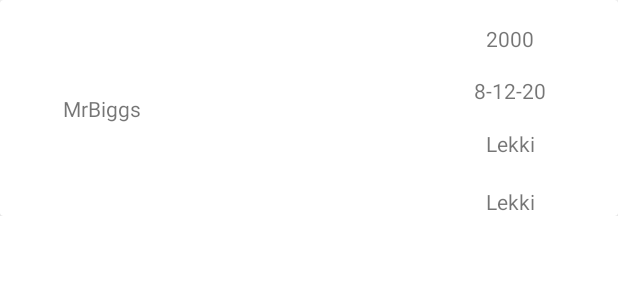
After one commit to sterlingking1990/GiftinApp, an Android app: the layout single_item_redeemed_customer.xml on its own in the app's theme, with its tools: preview values and no code run, on a phone screen of 412 x 824 dp. The commit adds this screen. Shown: the top 300 px of the screen. Run offline under Robolectric (Android 15) with nearby library versions, the phone set to English and light mode, and no system bars.

Commit message:
giftin authority redeemeed customer list

```diff
--- a/app/src/main/java/com/giftinapp/merchant/SettingsFragment.java
+++ b/app/src/main/java/com/giftinapp/merchant/SettingsFragment.java
@@ -44,7 +44,7 @@ public class SettingsFragment extends Fragment {
 
         etPhoneNumber1=view.findViewById(R.id.et_phone_number_1);
         etPhoneNumber2=view.findViewById(R.id.et_phone_number_2);
-        etAddress=view.findViewById(R.id.et_address);
+        etAddress=view.findViewById(R.id.et_delivery_info_address);
         btnUpdateInfo=view.findViewById(R.id.btn_update_info);
 
 
--- a/app/src/main/res/layout/fragment_settings.xml
+++ b/app/src/main/res/layout/fragment_settings.xml
@@ -73,14 +73,14 @@
             android:orientation="horizontal">
 
             <TextView
-                android:id="@+id/tv_address"
+                android:id="@+id/tv_delivery_info_address"
                 android:layout_width="wrap_content"
                 android:layout_height="wrap_content"
                 android:text="Address"
                 android:textSize="20sp" />
 
             <EditText
-                android:id="@+id/et_address"
+                android:id="@+id/et_delivery_info_address"
                 android:layout_width="match_parent"
                 android:layout_height="wrap_content" />
 
--- /dev/null
+++ b/app/src/main/res/layout/single_item_redeemed_customer.xml
@@ -0,0 +1,86 @@
+<?xml version="1.0" encoding="utf-8"?>
+<androidx.constraintlayout.widget.ConstraintLayout xmlns:android="http://schemas.android.com/apk/res/android"
+    xmlns:tools="http://schemas.android.com/tools"
+    android:layout_width="match_parent"
+    android:layout_height="wrap_content"
+    xmlns:app="http://schemas.android.com/apk/res-auto">
+
+
+    <androidx.cardview.widget.CardView
+        android:layout_width="match_parent"
+        android:layout_height="match_parent"
+        app:layout_constraintTop_toTopOf="parent"
+        app:layout_constraintEnd_toEndOf="parent"
+        android:elevation="8dp"
+        app:layout_constraintBottom_toBottomOf="parent"
+        app:layout_constraintStart_toStartOf="parent">
+
+        <androidx.constraintlayout.widget.ConstraintLayout
+            android:layout_width="match_parent"
+            android:layout_height="match_parent">
+
+            <TextView
+                android:id="@+id/tv_redeemed_customer_email"
+                android:layout_width="wrap_content"
+                android:layout_height="wrap_content"
+                android:layout_marginTop="32dp"
+                android:text="MrBiggs"
+                android:textSize="14sp"
+                app:layout_constraintBottom_toBottomOf="parent"
+                app:layout_constraintEnd_toStartOf="@+id/tv_amount_redeemed"
+                app:layout_constraintHorizontal_bias="0.155"
+                app:layout_constraintStart_toStartOf="parent"
+                app:layout_constraintTop_toTopOf="parent"
+                app:layout_constraintVertical_bias="0.333" />
+
+            <TextView
+                android:id="@+id/tv_amount_redeemed"
+                android:layout_width="wrap_content"
+                android:layout_height="wrap_content"
+                android:layout_marginTop="16dp"
+                android:layout_marginEnd="56dp"
+                android:layout_marginBottom="10dp"
+                android:text="2000"
+                app:layout_constraintBottom_toTopOf="@+id/tv_redeemed_customer_contact_1"
+                app:layout_constraintEnd_toEndOf="parent"
+                app:layout_constraintTop_toTopOf="parent" />
+
+            <TextView
+                android:id="@+id/tv_redeemed_customer_contact_1"
+                android:layout_width="wrap_content"
+                android:layout_height="wrap_content"
+                android:layout_marginTop="5dp"
+                android:layout_marginBottom="8dp"
+                android:text="8-12-20"
+                app:layout_constraintBottom_toTopOf="@+id/tv_redeemed_customer_contact_2"
+                app:layout_constraintEnd_toEndOf="@+id/tv_amount_redeemed"
+                app:layout_constraintStart_toStartOf="@+id/tv_amount_redeemed"
+                app:layout_constraintTop_toBottomOf="@+id/tv_amount_redeemed" />
+
+            <TextView
+                android:id="@+id/tv_redeemed_customer_contact_2"
+                android:layout_width="wrap_content"
+                android:layout_height="wrap_content"
+                android:layout_marginTop="8dp"
+                android:layout_marginBottom="10dp"
+                android:text="Lekki"
+                app:layout_constraintBottom_toTopOf="@+id/tv_redeemed_customer_address"
+                app:layout_constraintEnd_toEndOf="@+id/tv_redeemed_customer_contact_1"
+                app:layout_constraintStart_toStartOf="@+id/tv_redeemed_customer_contact_1"
+                app:layout_constraintTop_toBottomOf="@+id/tv_redeemed_customer_contact_1" />
+
+            <TextView
+                android:id="@+id/tv_redeemed_customer_address"
+                android:layout_width="wrap_content"
+                android:layout_height="wrap_content"
+                android:layout_marginTop="9dp"
+                android:text="Lekki"
+                app:layout_constraintBottom_toBottomOf="parent"
+                app:layout_constraintEnd_toEndOf="@+id/tv_redeemed_customer_contact_2"
+                app:layout_constraintStart_toStartOf="@+id/tv_redeemed_customer_contact_2"
+                app:layout_constraintTop_toBottomOf="@+id/tv_redeemed_customer_contact_2" />
+
+        </androidx.constraintlayout.widget.ConstraintLayout>
+    </androidx.cardview.widget.CardView>
+
+</androidx.constraintlayout.widget.ConstraintLayout>
```
Also changed, not shown: app/src/main/java/com/giftinapp/merchant/GiftinAppAuthorityGiftedCustomersFragment.kt (deleted, +0 -18 lines), app/src/main/java/com/giftinapp/merchant/GiftinAppAuthorityRedeemedCustomerAdapter.kt (added, +49 -0 lines), app/src/main/java/com/giftinapp/merchant/GiftinAppAuthorityRedeemedCustomersFragment.kt (added, +129 -0 lines), app/src/main/java/com/giftinapp/merchant/RedeemedCustomerPojo.kt (added, +7 -0 lines), app/src/main/res/layout/fragment_giftin_app_authority_gifted_customers.xml (deleted, +0 -14 lines), app/src/main/res/layout/fragment_giftin_app_authority_redeemed_customers.xml (added, +21 -0 lines).
